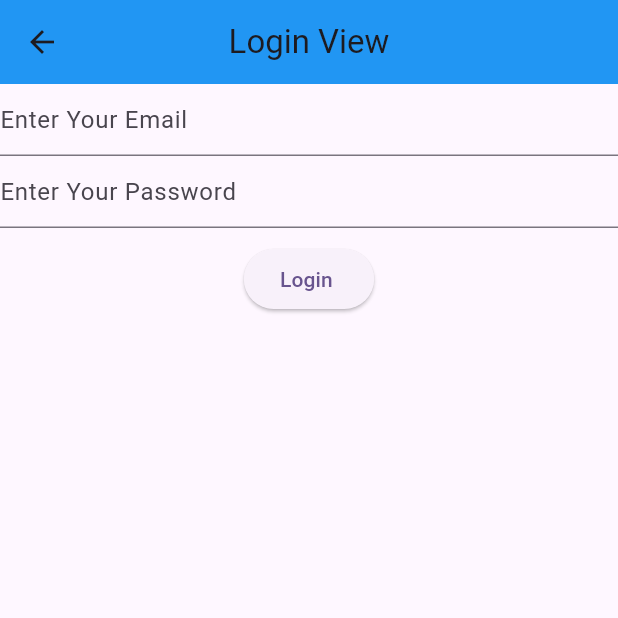
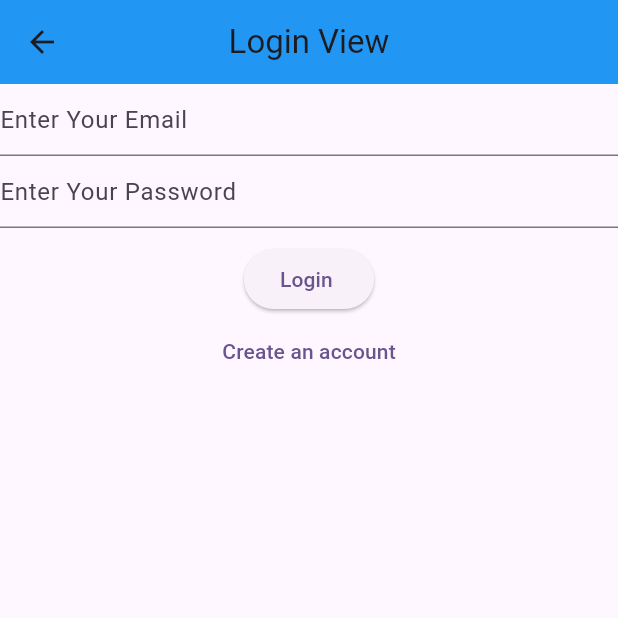
Before and after one commit to Jwkmk8522/NotesApp, a Flutter app: the LoginView screen opened directly, on a phone screen of 412 x 824 dp, the top half of it. Run offline on Flutter 3.47's test engine with Material 3 defaults, Android fonts, the phone set to English and light mode, and no system bars; our stand-ins replace firebase_auth, firebase_core; accounts and stored records are empty.

Commit message:
login and signup done

```diff
--- a/lib/Views/Login_View.dart
+++ b/lib/Views/Login_View.dart
@@ -1,8 +1,7 @@
 import 'package:firebase_auth/firebase_auth.dart';
-import 'package:firebase_core/firebase_core.dart';
+
 import 'package:flutter/material.dart';
-
-import '../firebase_options.dart';
+import 'dart:developer' as dev show log;
 
 class LoginView extends StatefulWidget {
   const LoginView({super.key});
@@ -18,7 +17,7 @@ class _LoginViewState extends State<LoginView> {
   void initState() {
     _email = TextEditingController();
     _password = TextEditingController();
-    // TODO: implement initState
+
     super.initState();
   }
 
@@ -26,7 +25,7 @@ class _LoginViewState extends State<LoginView> {
   void dispose() {
     _email.dispose();
     _password.dispose();
-    // TODO: implement dispose
+
     super.dispose();
   }
 
@@ -36,16 +35,9 @@ class _LoginViewState extends State<LoginView> {
         appBar: AppBar(
           backgroundColor: Colors.blue,
           centerTitle: true,
-        title: Text('Login View'),
+          title: const Text('Login View'),
         ),
-      body: FutureBuilder(
-        future: Firebase.initializeApp(
-          options: DefaultFirebaseOptions.currentPlatform,
-        ),
-        builder: (context, snapshot) {
-          switch (snapshot.connectionState) {
-            case ConnectionState.done:
-              return Column(
+        body: Column(
           children: [
             TextField(
               controller: _email,
@@ -64,33 +56,33 @@ class _LoginViewState extends State<LoginView> {
               decoration:
                   const InputDecoration(hintText: "Enter Your Password"),
             ),
-                  SizedBox(height: 10),
+            const SizedBox(height: 10),
             ElevatedButton(
                 onPressed: () async {
                   final email = _email.text;
                   final password = _password.text;
                   try {
-                          final userCredential = await FirebaseAuth.instance
-                              .signInWithEmailAndPassword(
+                    // final userCredential =
+                    await FirebaseAuth.instance.signInWithEmailAndPassword(
                         email: email, password: password);
                   } on FirebaseAuthException catch (e) {
                     if (e.code == 'user-not-found') {
-                            print("User is not Register first register");
+                      dev.log('User is not Register first register');
                     } else if (e.code == 'wrong-password') {
-                            print('Enter valid Password for This email');
+                      dev.log('Enter valid Password for This email');
                     } else if (e.code == 'invalid-email') {
-                            print("invalid email");
+                      dev.log('invalid email');
                     }
                   }
                 },
-                      child: Text("Login "))
+                child: const Text("Login ")),
+            TextButton(
+                onPressed: () {
+                  Navigator.of(context)
+                      .pushNamedAndRemoveUntil('/register/', (route) => false);
+                },
+                child: const Text("Create an account"))
           ],
-              );
-            default:
-              return Text("Loading");
-          }
-        },
-      ),
-    );
+        ));
   }
 }
```
Also changed, not shown: lib/Views/Register_View.dart (+22 -28 lines), lib/Views/verify_email.dart (added, +33 -0 lines), lib/main.dart (+89 -14 lines), lib/firebase_options.dart. Lines whose indentation alone changed are shown as unchanged.
